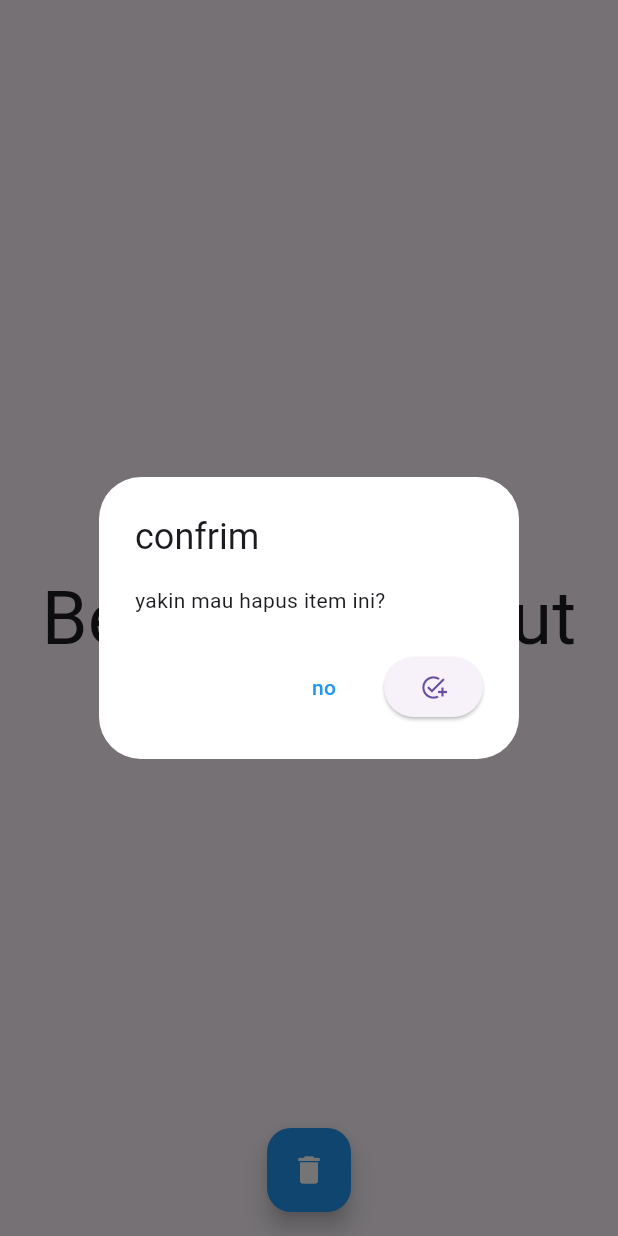
After one commit to Arieffirms/Basic_Flutter, a Flutter app: the Dialogs screen opened directly, after a tap on the "delete" icon, on a phone screen of 412 x 824 dp. The commit adds this screen. Run offline on Flutter 3.47's test engine with Material 3 defaults, Android fonts, the phone set to English and light mode, and no system bars; our stand-ins replace faker, google_fonts.

Commit message:
F Materi

```diff
--- /dev/null
+++ b/lib/widgets/15_dialog.dart
@@ -0,0 +1,65 @@
+import 'package:flutter/material.dart';
+
+class Dialogs extends StatefulWidget {
+  @override
+  State<Dialogs> createState() => _DialogsState();
+}
+
+class _DialogsState extends State<Dialogs> {
+  String data = "Belum ada input";
+
+  @override
+  Widget build(BuildContext context) {
+    return Scaffold(
+      body: Center(
+        child: Text(
+          data,
+          style: TextStyle(fontSize: 49),
+        ),
+      ),
+      floatingActionButton: FloatingActionButton(
+        backgroundColor: Colors.blue,
+        onPressed: () {
+          // print("telah di buka");
+          showDialog(
+            context: context,
+            builder: (context) {
+              return AlertDialog(
+                backgroundColor: Colors.white,
+                title: const Text("confrim"),
+                content: const Text("yakin mau hapus item ini? "),
+                actions: [
+                  TextButton(
+                      onPressed: () {
+                        setState(() {
+                          data = "false";
+                          Navigator.of(context).pop(false);
+                        });
+                      },
+                      child: const Text(
+                        "no",
+                        style: TextStyle(color: Colors.blue),
+                      )),
+                  ElevatedButton(
+                      onPressed: () {
+                        setState(() {
+                          data = "TRUE";
+                        });
+                        Navigator.of(context).pop(true);
+                      },
+                      child: const Icon(Icons.add_task_sharp))
+                ],
+              );
+            },
+            // ignore: avoid_print
+          ).then((value) => print(value));
+        },
+        child: const Icon(
+          Icons.delete,
+          color: Colors.white,
+        ),
+      ),
+      floatingActionButtonLocation: FloatingActionButtonLocation.centerFloat,
+    );
+  }
+}
```
Also changed, not shown: lib/main.dart (+7 -1 lines), lib/widgets/11_text_field.dart (added, +27 -0 lines), lib/widgets/12_dekorasi_text_field.dart (added, +57 -0 lines), lib/widgets/13_penggunaan_text_field.dart (added, +48 -0 lines), lib/widgets/14_grid_view.dart (added, +42 -0 lines), lib/widgets/16_dismissible.dart (added, +10 -0 lines).
